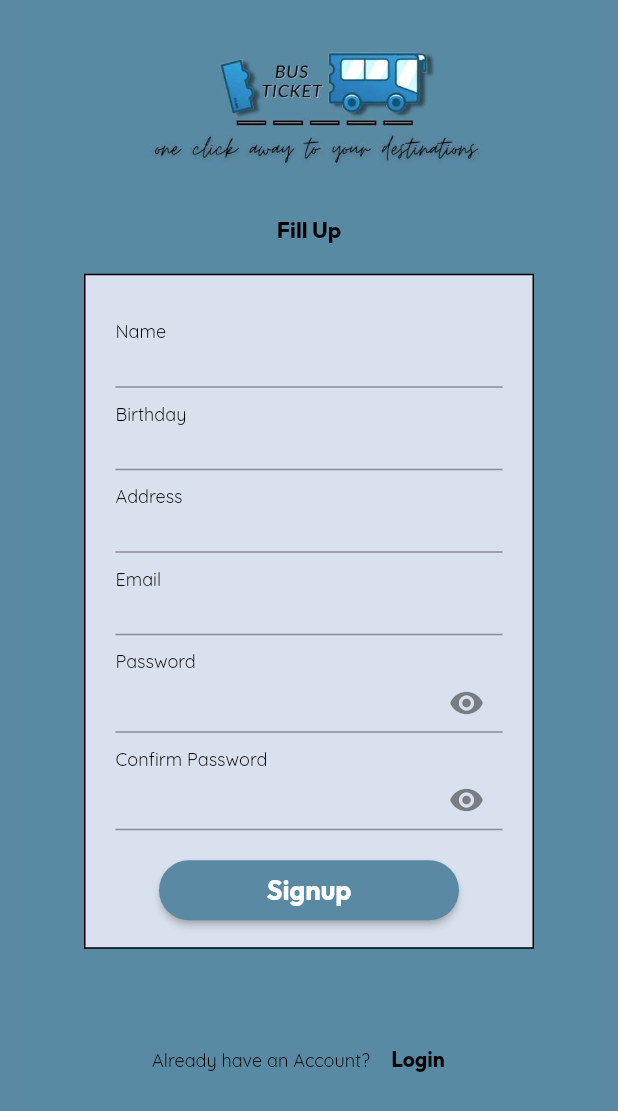
After one commit to Lans12345/bus_ticketing, a Flutter app: the SignupPage screen opened directly, on a phone screen of 412 x 824 dp. The commit adds this screen. Shown: the top 1111 px of the screen. Run offline on Flutter 3.47's test engine with Material 2 defaults, Android fonts, the phone set to English and light mode, and no system bars.

Commit message:
added auth screen

```diff
--- a/lib/screens/auth/login_page.dart
+++ b/lib/screens/auth/login_page.dart
@@ -1,3 +1,5 @@
+import 'package:bus_ticketing/screens/auth/signup_page.dart';
+import 'package:bus_ticketing/screens/home_screen.dart';
 import 'package:bus_ticketing/utils/colors.dart';
 import 'package:bus_ticketing/widgets/button_widget.dart';
 import 'package:bus_ticketing/widgets/text_widget.dart';
@@ -85,7 +87,11 @@ class _LoginPageState extends State<LoginPage> {
                             width: 200,
                             height: 40,
                             child: ButtonWidget(
-                                onPressed: (() {}),
+                                onPressed: (() {
+                                  Navigator.of(context).pushReplacement(
+                                      MaterialPageRoute(
+                                          builder: (context) => HomeScreen()));
+                                }),
                                 text: 'Login',
                                 color: primary),
                           ),
@@ -93,6 +99,26 @@ class _LoginPageState extends State<LoginPage> {
                       ],
                     ),
                   ),
+                ),
+                SizedBox(
+                  height: 50,
+                ),
+                Row(
+                  mainAxisAlignment: MainAxisAlignment.center,
+                  children: [
+                    TextRegular(
+                        text: "Doesn't have an Account?",
+                        fontSize: 12,
+                        color: Colors.black),
+                    TextButton(
+                      onPressed: (() {
+                        Navigator.of(context).push(MaterialPageRoute(
+                            builder: (context) => SignupPage()));
+                      }),
+                      child: TextBold(
+                          text: "Signup", fontSize: 14, color: Colors.black),
+                    )
+                  ],
                 ),
               ],
             ),
--- /dev/null
+++ b/lib/screens/auth/signup_page.dart
@@ -0,0 +1,192 @@
+import 'package:bus_ticketing/screens/auth/login_page.dart';
+import 'package:bus_ticketing/screens/auth/signup_page.dart';
+import 'package:bus_ticketing/screens/home_screen.dart';
+import 'package:bus_ticketing/utils/colors.dart';
+import 'package:bus_ticketing/widgets/button_widget.dart';
+import 'package:bus_ticketing/widgets/text_widget.dart';
+import 'package:flutter/material.dart';
+
+class SignupPage extends StatefulWidget {
+  @override
+  State<SignupPage> createState() => _SignupPageState();
+}
+
+class _SignupPageState extends State<SignupPage> {
+  var obs = true;
+
+  var obs1 = true;
+
+  @override
+  Widget build(BuildContext context) {
+    return Scaffold(
+      backgroundColor: primary,
+      body: Stack(
+        children: [
+          Container(
+            decoration: BoxDecoration(
+                image: DecorationImage(
+                    image: AssetImage('assets/images/back.jpg'))),
+          ),
+          Center(
+            child: SingleChildScrollView(
+              child: Column(
+                mainAxisAlignment: MainAxisAlignment.center,
+                children: [
+                  SizedBox(
+                    height: 50,
+                  ),
+                  TextBold(text: 'Fill Up', fontSize: 15, color: Colors.black),
+                  SizedBox(
+                    height: 20,
+                  ),
+                  Container(
+                    height: 450,
+                    width: 300,
+                    decoration: BoxDecoration(
+                        border: Border.all(
+                          color: Colors.black,
+                        ),
+                        color: buttonColor),
+                    child: Padding(
+                      padding:
+                          const EdgeInsets.only(left: 20, right: 20, top: 30),
+                      child: Column(
+                        crossAxisAlignment: CrossAxisAlignment.start,
+                        children: [
+                          TextRegular(
+                              text: 'Name', fontSize: 12, color: Colors.black),
+                          SizedBox(
+                              height: 30,
+                              child: TextFormField(
+                                onChanged: ((value) {}),
+                              )),
+                          SizedBox(
+                            height: 10,
+                          ),
+                          TextRegular(
+                              text: 'Birthday',
+                              fontSize: 12,
+                              color: Colors.black),
+                          SizedBox(
+                              height: 30,
+                              child: TextFormField(
+                                onChanged: ((value) {}),
+                              )),
+                          SizedBox(
+                            height: 10,
+                          ),
+                          TextRegular(
+                              text: 'Address',
+                              fontSize: 12,
+                              color: Colors.black),
+                          SizedBox(
+                              height: 30,
+                              child: TextFormField(
+                                onChanged: ((value) {}),
+                              )),
+                          SizedBox(
+                            height: 10,
+                          ),
+                          TextRegular(
+                              text: 'Email', fontSize: 12, color: Colors.black),
+                          SizedBox(
+                              height: 30,
+                              child: TextFormField(
+                                onChanged: ((value) {}),
+                              )),
+                          SizedBox(
+                            height: 10,
+                          ),
+                          TextRegular(
+                              text: 'Password',
+                              fontSize: 12,
+                              color: Colors.black),
+                          SizedBox(
+                              height: 40,
+                              child: TextFormField(
+                                decoration: InputDecoration(
+                                    suffixIcon: IconButton(
+                                        onPressed: (() {
+                                          setState(() {
+                                            obs = !obs;
+                                          });
+                                        }),
+                                        icon: obs
+                                            ? Icon(Icons.visibility)
+                                            : Icon(Icons.visibility_off))),
+                                obscureText: obs,
+                                onChanged: ((value) {}),
+                              )),
+                          SizedBox(
+                            height: 10,
+                          ),
+                          TextRegular(
+                              text: 'Confirm Password',
+                              fontSize: 12,
+                              color: Colors.black),
+                          SizedBox(
+                              height: 40,
+                              child: TextFormField(
+                                decoration: InputDecoration(
+                                    suffixIcon: IconButton(
+                                        onPressed: (() {
+                                          setState(() {
+                                            obs1 = !obs1;
+                                          });
+                                        }),
+                                        icon: obs1
+                                            ? Icon(Icons.visibility)
+                                            : Icon(Icons.visibility_off))),
+                                obscureText: obs1,
+                                onChanged: ((value) {}),
+                              )),
+                          SizedBox(
+                            height: 20,
+                          ),
+                          Center(
+                            child: SizedBox(
+                              width: 200,
+                              height: 40,
+                              child: ButtonWidget(
+                                  onPressed: (() {
+                                    Navigator.of(context).pushReplacement(
+                                        MaterialPageRoute(
+                                            builder: (context) => LoginPage()));
+                                  }),
+                                  text: 'Signup',
+                                  color: primary),
+                            ),
+                          )
+                        ],
+                      ),
+                    ),
+                  ),
+                  SizedBox(
+                    height: 50,
+                  ),
+                  Row(
+                    mainAxisAlignment: MainAxisAlignment.center,
+                    children: [
+                      TextRegular(
+                          text: "Already have an Account?",
+                          fontSize: 12,
+                          color: Colors.black),
+                      TextButton(
+                        onPressed: (() {
+                          Navigator.of(context).push(MaterialPageRoute(
+                              builder: (context) => LoginPage()));
+                        }),
+                        child: TextBold(
+                            text: "Login", fontSize: 14, color: Colors.black),
+                      )
+                    ],
+                  ),
+                ],
+              ),
+            ),
+          ),
+        ],
+      ),
+    );
+  }
+}
```
